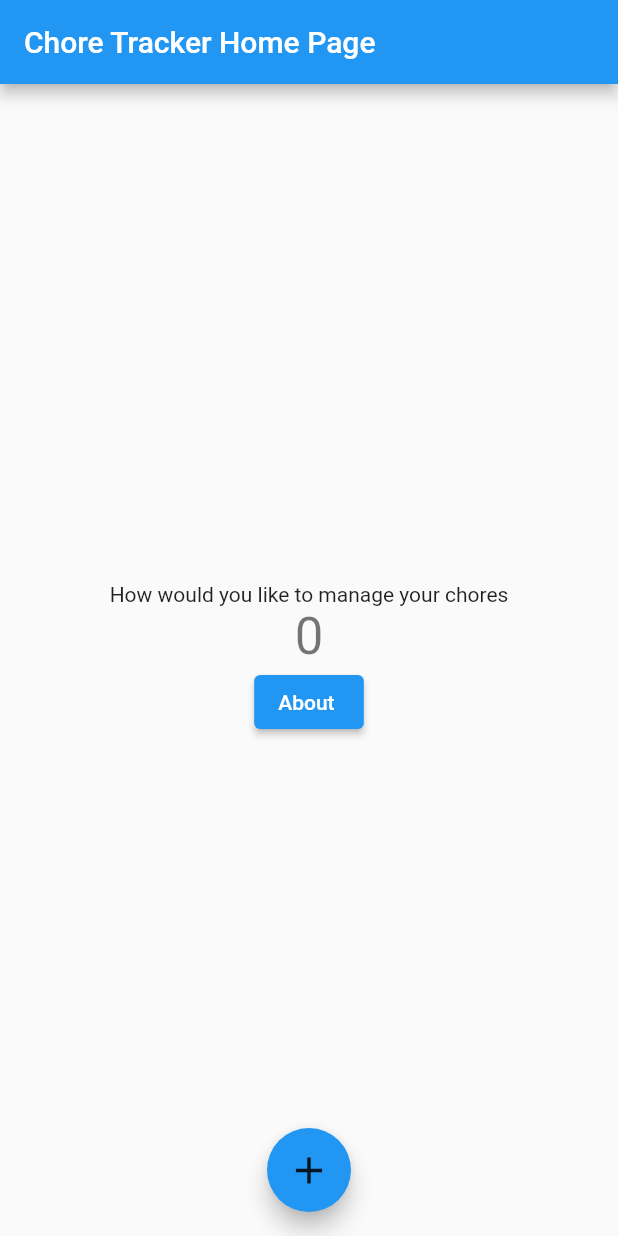
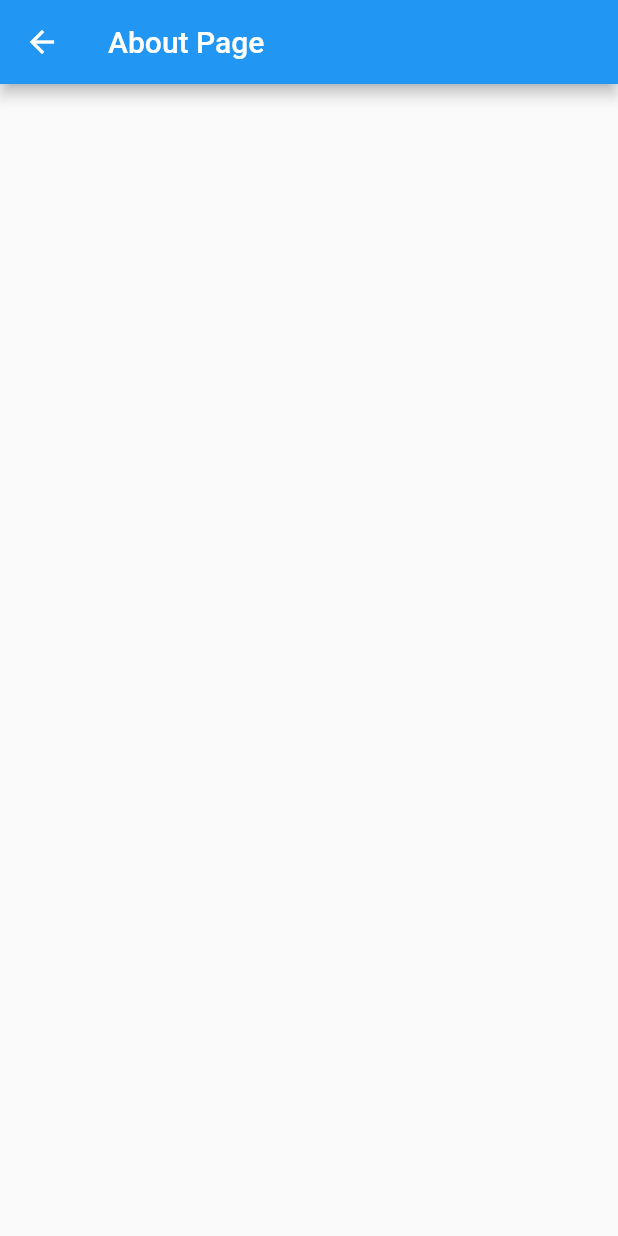
Before and after one commit to Liam-Cannon-Yusra-Suhail-Partnership/ly_app, a Flutter app: the screen it shows after launch, after a tap on "About", on a phone screen of 412 x 824 dp. Run offline on Flutter 3.47's test engine with Material 2 defaults, Android fonts, the light colour scheme and no system bars.

Commit message:
Added an about page, wrote todos for add chores and view chores pages

```diff
--- a/lib/main.dart
+++ b/lib/main.dart
@@ -24,7 +24,10 @@ class MyApp extends StatelessWidget {
           primarySwatch: Colors.blue,
         ),
         home: MyHomePage(title: 'Chore Tracker Home Page'),
-    );
+        routes: {
+          '/about': (context) => new AboutScreen(),
+          //TODO: add routes for "add chores" and "view chores " here
+        });
   }
 }
 
@@ -68,6 +71,10 @@ class _MyHomePageState extends State<MyHomePage> {
     return Text('About ');
   }
 
+  //TODO: Make view chores widget like above
+
+  //TODO: Make add chores widget like above
+
   @override
   Widget build(BuildContext context) {
     // This method is rerun every time setState is called, for instance as done
@@ -110,6 +117,8 @@ class _MyHomePageState extends State<MyHomePage> {
             ElevatedButton(
                 child: aboutButton(context),
                 onPressed: () => Navigator.of(context).pushNamed('/about')),
+            //TODO: Add "Add chores" button
+            //TODO: Add "View chores" button
           ],
         ),
       ),
@@ -123,3 +132,17 @@ class _MyHomePageState extends State<MyHomePage> {
     );
   }
 }
+
+class AboutScreen extends StatelessWidget {
+  Widget build(BuildContext context) {
+    return Scaffold(
+      appBar: AppBar(
+        // Here we take the value from the MyHomePage object that was created by
+        // the App.build method, and use it to set our appbar title.
+        title: Text('About Page'),
+      ),
+    );
+  }
+}
+
+//TODO: Add classes for the "add chores" and "view chores" pages.
```
Lines whose indentation alone changed are shown as unchanged.
